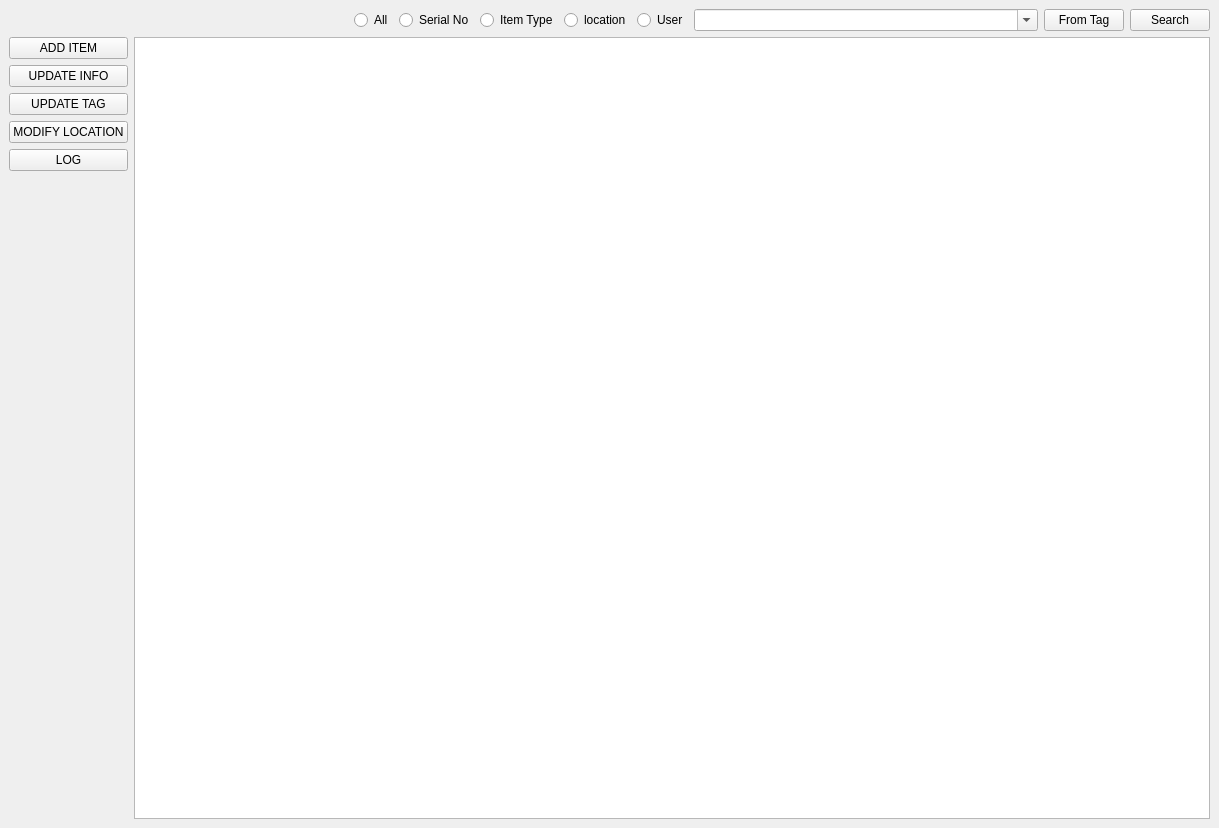
aumanimationstudios/Grantha, file GUI/uiFiles/Grantha.ui: the form before one commit.
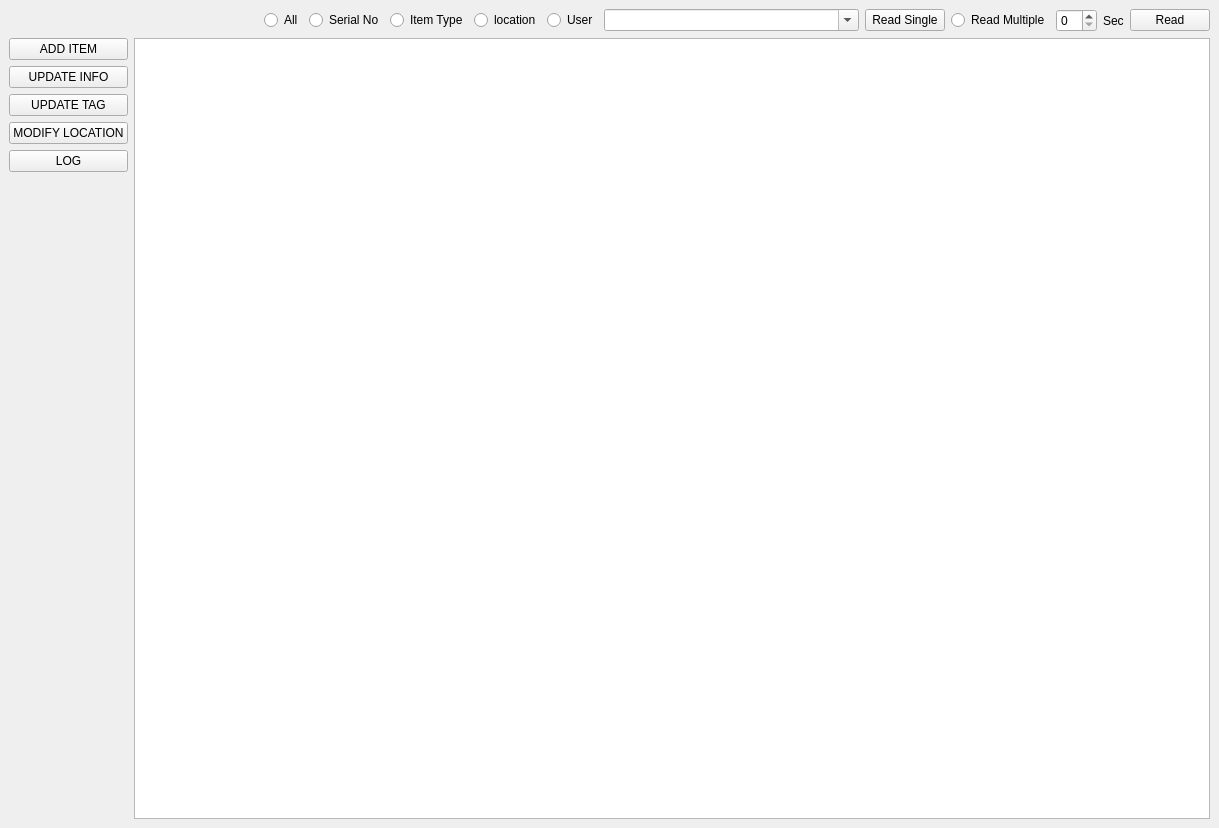
The form after the commit.

Commit message: started adding read multiple

Diff of the .ui file:
```diff
--- a/GUI/uiFiles/Grantha.ui
+++ b/GUI/uiFiles/Grantha.ui
@@ -84,14 +84,31 @@
       <item>
        <widget class="QPushButton" name="fromTagButton">
         <property name="text">
-         <string>From Tag</string>
+         <string>Read Single</string>
         </property>
        </widget>
       </item>
       <item>
-       <widget class="QPushButton" name="searchButton">
+       <widget class="QRadioButton" name="readMultipleButton">
         <property name="text">
-         <string>Search</string>
+         <string>Read Multiple</string>
+        </property>
+       </widget>
+      </item>
+      <item>
+       <widget class="QSpinBox" name="spinBox"/>
+      </item>
+      <item>
+       <widget class="QLabel" name="label">
+        <property name="text">
+         <string>Sec</string>
+        </property>
+       </widget>
+      </item>
+      <item>
+       <widget class="QPushButton" name="readMultiButton">
+        <property name="text">
+         <string>Read</string>
         </property>
        </widget>
       </item>
```
Left out of the diff: 2 changed lines with no effect on the pictures. The commit also changes 7 other files.
